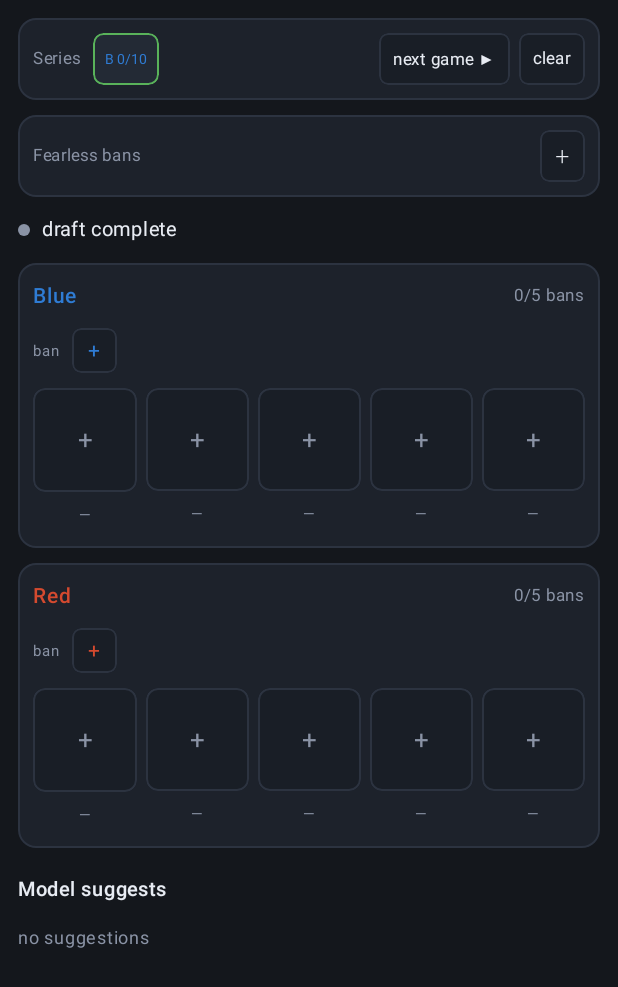
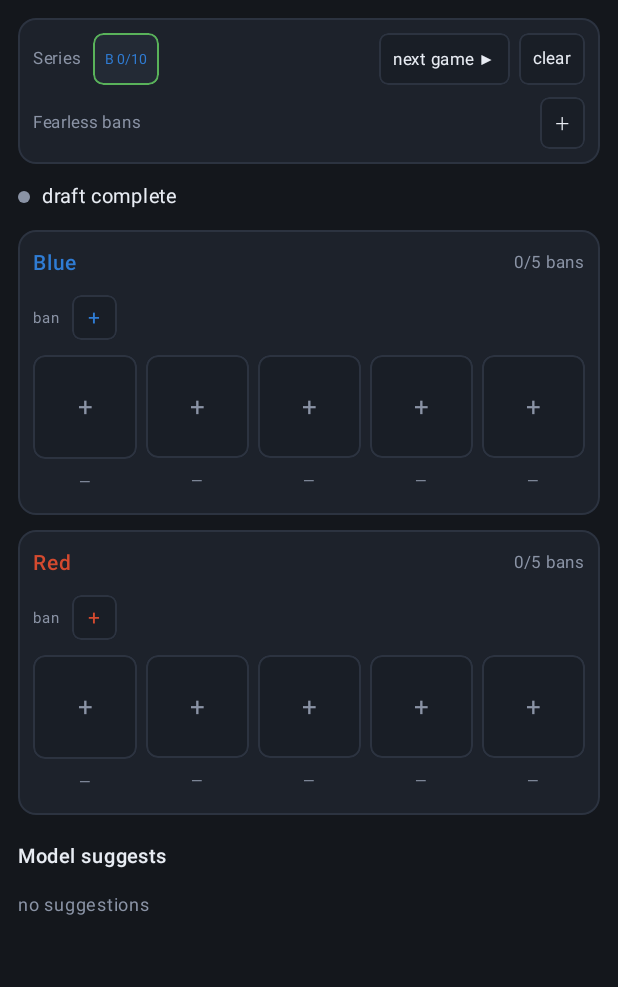
Before and after one commit to florianfrick/draft-analysis, an Android app built with Jetpack Compose: the composable DraftContent shown on its own in the app's theme, on a phone screen of 412 x 824 dp. Shown: the top 987 px of the screen. Run offline under Robolectric (Android 15) with nearby library versions, the phone set to English and light mode, and no system bars; network calls fail; pictures from the network do not load.

Commit message:
Android: widen Chat pill and merge Fearless into Series

```diff
--- a/android/app/src/main/java/com/draftassistant/ui/BoardScreen.kt
+++ b/android/app/src/main/java/com/draftassistant/ui/BoardScreen.kt
@@ -249,7 +249,7 @@ private fun ChatToggle(enabled: Boolean, onChange: (Boolean) -> Unit) {
     Row(
         verticalAlignment = Alignment.CenterVertically,
         modifier = Modifier
-            .width(58.dp)
+            .width(63.dp)
             .height(28.dp)
             .clip(RoundedCornerShape(14.dp))
             .background(Accent.copy(alpha = if (enabled) 0.28f else 0.06f))
@@ -305,9 +305,7 @@ private fun DraftContent(
             .verticalScroll(scroll)
             .padding(horizontal = 12.dp, vertical = 12.dp),
     ) {
-        SeriesPanel(state, viewModel)
-        Spacer(Modifier.height(10.dp))
-        FearlessPanel(state, viewModel, onOpenPicker)
+        SeriesPanel(state, viewModel, onOpenPicker)
         Spacer(Modifier.height(10.dp))
         if (state.chatEnabled) {
             ChatPanel(state, viewModel)
@@ -551,7 +549,11 @@ private fun AddSlot(accent: Color, onClick: () -> Unit) {
 // ------------------------------------------------------------ series / pool
 
 @Composable
-private fun SeriesPanel(state: UiState, viewModel: BoardViewModel) {
+private fun SeriesPanel(
+    state: UiState,
+    viewModel: BoardViewModel,
+    onOpenPicker: (PickerTarget) -> Unit,
+) {
     val series = state.series
 
     Column(
@@ -585,6 +587,9 @@ private fun SeriesPanel(state: UiState, viewModel: BoardViewModel) {
             Spacer(Modifier.width(6.dp))
             SmallButton("clear") { viewModel.clearSeries() }
         }
+
+        Spacer(Modifier.height(8.dp))
+        FearlessRow(state, viewModel, onOpenPicker)
     }
 }
 
@@ -612,7 +617,7 @@ private fun GameChip(game: GameSlot, selected: Boolean, onClick: () -> Unit) {
 }
 
 @Composable
-private fun FearlessPanel(
+private fun FearlessRow(
     state: UiState,
     viewModel: BoardViewModel,
     onOpenPicker: (PickerTarget) -> Unit,
@@ -621,12 +626,7 @@ private fun FearlessPanel(
 
     Row(
         verticalAlignment = Alignment.CenterVertically,
-        modifier = Modifier
-            .fillMaxWidth()
-            .clip(RoundedCornerShape(12.dp))
-            .background(Panel)
-            .border(1.dp, Line, RoundedCornerShape(12.dp))
-            .padding(10.dp),
+        modifier = Modifier.fillMaxWidth(),
     ) {
         Text("Fearless bans", color = Muted, fontSize = 11.sp)
         Spacer(Modifier.width(8.dp))
@@ -847,7 +847,7 @@ private fun ChatPanel(state: UiState, viewModel: BoardViewModel) {
                     )
                     Spacer(Modifier.width(4.dp))
                     Text(
-                        "- deepseek-flash",
+                        "deepseek-flash",
                         color = Muted,
                         fontSize = 11.sp,
                     )
```
